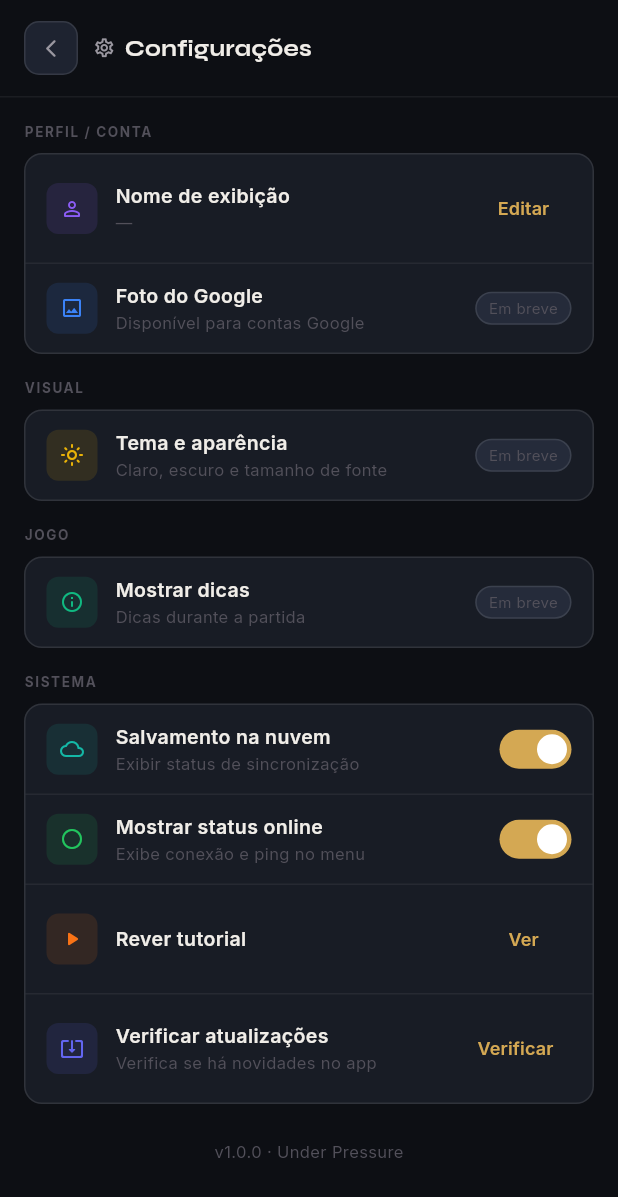
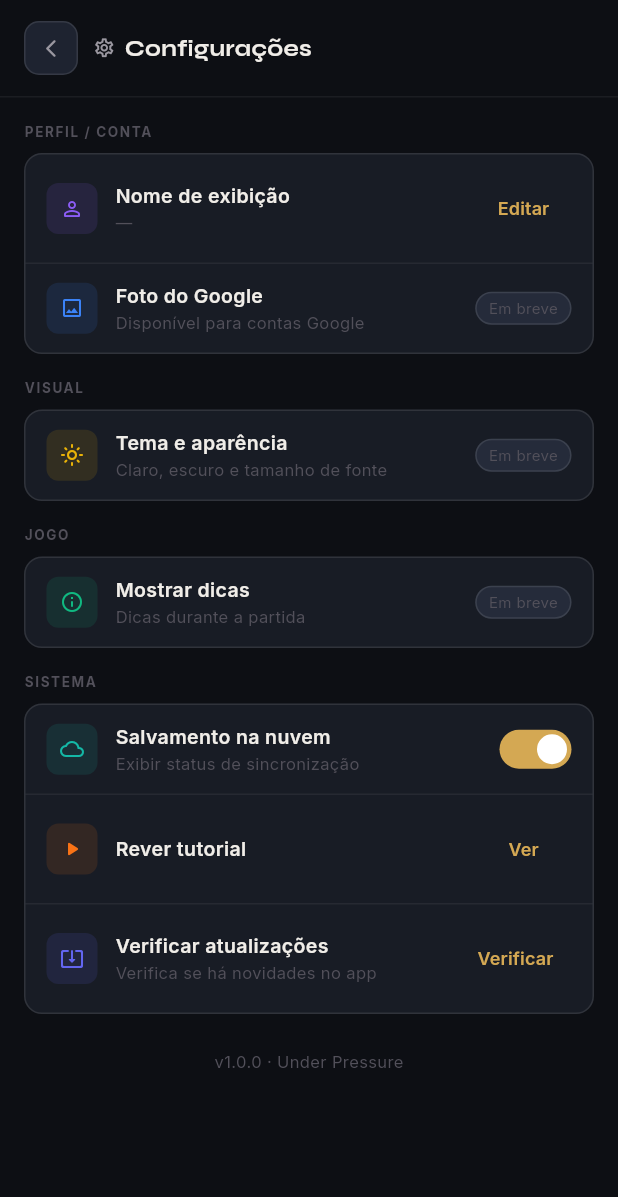
Before and after one commit to underpressure587/Under-Pressure, a Flutter app: the ConfigScreen screen opened directly, on a phone screen of 412 x 824 dp. Shown: the top 1197 px of the screen. Run offline on Flutter 3.47's test engine with Material 3 defaults, Android fonts, the light colour scheme and no system bars; our stand-ins replace firebase_auth, firebase_core, flutter_svg, google_fonts, google_sign_in, package_info_plus and 2 more; missing offline and left inert: shorebird_code_push; accounts and stored records are empty.

Commit message:
update config_screen.dart

```diff
--- a/lib/screens/config_screen.dart
+++ b/lib/screens/config_screen.dart
@@ -17,7 +17,6 @@ class ConfigScreen extends StatefulWidget {
 class _ConfigScreenState extends State<ConfigScreen> {
   bool _fotoOn      = false;
   bool _cloudOn     = true;
-  bool _statusOn    = true;
   String _nomeAtual = '';
   bool _salvando    = false;
   bool _verificandoUpdate = false;
@@ -41,7 +40,6 @@ class _ConfigScreenState extends State<ConfigScreen> {
     setState(() {
       _fotoOn   = prefs.getBool('cfg_foto_on')   ?? false;
       _cloudOn  = prefs.getBool('cfg_cloud_on')  ?? true;
-      _statusOn = prefs.getBool('cfg_status_on') ?? true;
       _nomeAtual = user?.displayName ?? '';
     });
   }
@@ -50,7 +48,6 @@ class _ConfigScreenState extends State<ConfigScreen> {
     final prefs = await SharedPreferences.getInstance();
     await prefs.setBool('cfg_foto_on',   _fotoOn);
     await prefs.setBool('cfg_cloud_on',  _cloudOn);
-    await prefs.setBool('cfg_status_on', _statusOn);
   }
 
   void _editarNome() {
@@ -279,17 +276,6 @@ class _ConfigScreenState extends State<ConfigScreen> {
                   ),
                 ),
                 _ConfigItem(
-                  iconBg: const Color(0x1F22C55E),
-                  iconColor: const Color(0xFF22C55E),
-                  icon: Icons.circle_outlined,
-                  label: 'Mostrar status online',
-                  desc: 'Exibe conexão e ping no menu',
-                  trailing: _Toggle(
-                    value: _statusOn,
-                    onChanged: (v) { setState(() => _statusOn = v); _salvarPrefs(); },
-                  ),
-                ),
-                _ConfigItem(
                   iconBg: const Color(0x1FF97316),
                   iconColor: const Color(0xFFF97316),
                   icon: Icons.play_arrow_rounded,
```
